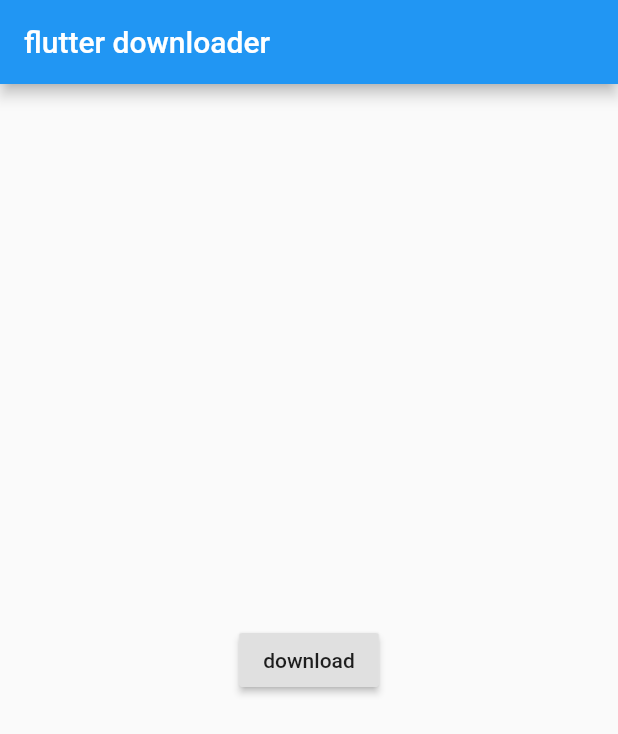
After one commit to mosayeb-masoumi/Path_Directory_Flutter, a Flutter app: the screen it shows after launch, after a tap on "download", on a phone screen of 412 x 824 dp. The commit adds this screen. Shown: the top 734 px of the screen. Run offline on Flutter 3.47's test engine with Material 2 defaults, Android fonts, the phone set to English and light mode, and no system bars; our stand-ins replace dio, permission_handler; missing offline and left inert: flutter_downloader; network calls fail.

Commit message:
flutter downloader

```diff
--- /dev/null
+++ b/lib/flutter_downloader.dart
@@ -0,0 +1,136 @@
+import 'dart:io';
+import 'dart:isolate';
+import 'dart:ui';
+
+
+import 'package:download_dialog_flutter/create_path_page.dart';
+import 'package:download_dialog_flutter/utils/cteate_path_directory.dart';
+import 'package:flutter/material.dart';
+import 'package:path_provider/path_provider.dart';
+import 'package:permission_handler/permission_handler.dart';
+import 'package:flutter_downloader/flutter_downloader.dart';
+
+
+
+class FlutterDownloaderPage extends StatefulWidget {
+  const FlutterDownloaderPage({Key? key}) : super(key: key);
+
+
+  // https://www.youtube.com/watch?v=4xJtsZU0o40
+
+  @override
+  _FlutterDownloaderPageState createState() => _FlutterDownloaderPageState();
+}
+
+class _FlutterDownloaderPageState extends State<FlutterDownloaderPage> {
+
+
+  Future download(String url, String path ) async{
+
+   await FlutterDownloader.enqueue(
+      url: url,
+      savedDir: path,
+      saveInPublicStorage: true,
+      showNotification: true, // show download progress in status bar (for Android)
+      openFileFromNotification: true, // click on notification to open downloaded file (for Android)
+    );
+
+  }
+
+  ReceivePort _port = ReceivePort();
+
+  @override
+  void initState() {
+    super.initState();
+
+    IsolateNameServer.registerPortWithName(_port.sendPort, 'downloader_send_port');
+    _port.listen((dynamic data) {
+      String id = data[0];
+      DownloadTaskStatus status = data[1];
+      int progress = data[2];
+
+
+      if(status ==DownloadTaskStatus.complete){
+        print("Download Complete");
+      }
+
+      setState((){ });
+    });
+
+
+
+
+
+    FlutterDownloader.registerCallback(downloadCallback);
+  }
+
+
+  @override
+  void dispose() {
+    IsolateNameServer.removePortNameMapping('downloader_send_port');
+    super.dispose();
+  }
+
+
+  @pragma('vm:entry-point')
+  static void downloadCallback(String id, DownloadTaskStatus status, int progress) {
+    final SendPort? send = IsolateNameServer.lookupPortByName('downloader_send_port');
+    send!.send([id, status, progress]);
+  }
+
+
+
+
+
+
+
+
+
+
+
+
+
+  @override
+  Widget build(BuildContext context) {
+    return Scaffold(
+      appBar: AppBar(
+        title: Text("flutter downloader"),
+      ),
+      body: Container(
+        child: Center(
+          child: RaisedButton(
+
+            child: Text("download"),
+              onPressed: () async {
+
+
+
+
+
+            if (await Permission.storage.request().isGranted) {
+
+              String path = await CreateDirectory().createVideoFolder();
+              String url = "https://download.samplelib.com/mp4/sample-5s.mp4";
+              // String url = "https://download.samplelib.com/mp4/sample-10s.mp4";
+              // final baseStorage = await getExternalStorageDirectory();
+
+
+
+              download(url , path);
+
+              // setState(() async {
+              //
+              //
+              //
+              // });
+
+
+            }
+          }),
+        ),
+      ),
+    );
+  }
+
+
+}
--- a/lib/globals.dart
+++ /dev/null
@@ -1,3 +0,0 @@
-class Globals{
-  var progress;
-}
--- a/lib/main.dart
+++ b/lib/main.dart
@@ -1,16 +1,25 @@
 
 import 'package:download_dialog_flutter/create_path_page.dart';
-import 'package:download_dialog_flutter/home_page.dart';
+import 'package:download_dialog_flutter/flutter_downloader.dart';
+import 'package:download_dialog_flutter/dio_downloader_page.dart';
 import 'package:flutter/material.dart';
+import 'package:flutter_downloader/flutter_downloader.dart';
 
-void main() {
+
+
+Future<void> main() async {
+
+  WidgetsFlutterBinding.ensureInitialized();
+  await FlutterDownloader.initialize(debug: true );// optional: set false to disable printing logs to console);
+
   runApp(const MyApp());
 }
 
 class MyApp extends StatelessWidget {
   const MyApp({Key? key}) : super(key: key);
 
-  // This widget is the root of your application.
+
+
   @override
   Widget build(BuildContext context) {
     return MaterialApp(
@@ -19,8 +28,9 @@ class MyApp extends StatelessWidget {
 
         primarySwatch: Colors.blue,
       ),
-      home: HomePage(),
-      // home: CreatePath(),
+
+      home: FlutterDownloaderPage(),
+
     );
   }
 }
--- a/lib/utils/cteate_path_directory.dart
+++ b/lib/utils/cteate_path_directory.dart
@@ -3,7 +3,7 @@ import 'dart:io';
 import 'package:permission_handler/permission_handler.dart';
 
 class CreateDirectory {
-  Future<Directory> createMusicFolder() async {
+  Future<String> createMusicFolder() async {
     Directory directory = Directory('/storage/emulated/0/MyFolder/music');
     try {
       if (await Permission.storage.request().isGranted) {
@@ -14,14 +14,14 @@ class CreateDirectory {
           int a = 5;
         }
       }
-      return directory;
+      return '/storage/emulated/0/MyFolder/music';
     } catch (e) {
       print(e);
-      return directory;
+      return '/storage/emulated/0/MyFolder/music';
     }
   }
 
-  Future<Directory> createVideoFolder() async {
+  Future<String> createVideoFolder() async {
     Directory directory = Directory('/storage/emulated/0/MyFolder/video');
     try {
       if (await Permission.storage.request().isGranted) {
@@ -33,11 +33,11 @@ class CreateDirectory {
         }
       }
 
-      return directory;
+      return "/storage/emulated/0/MyFolder/video";
     } catch (e) {
       print(e);
 
-      return directory;
+      return "/storage/emulated/0/MyFolder/video";
     }
   }
 
```
Also changed, not shown: lib/dio_downloader_page.dart (renamed from lib/home_page.dart), pubspec.lock, 2 other files.
